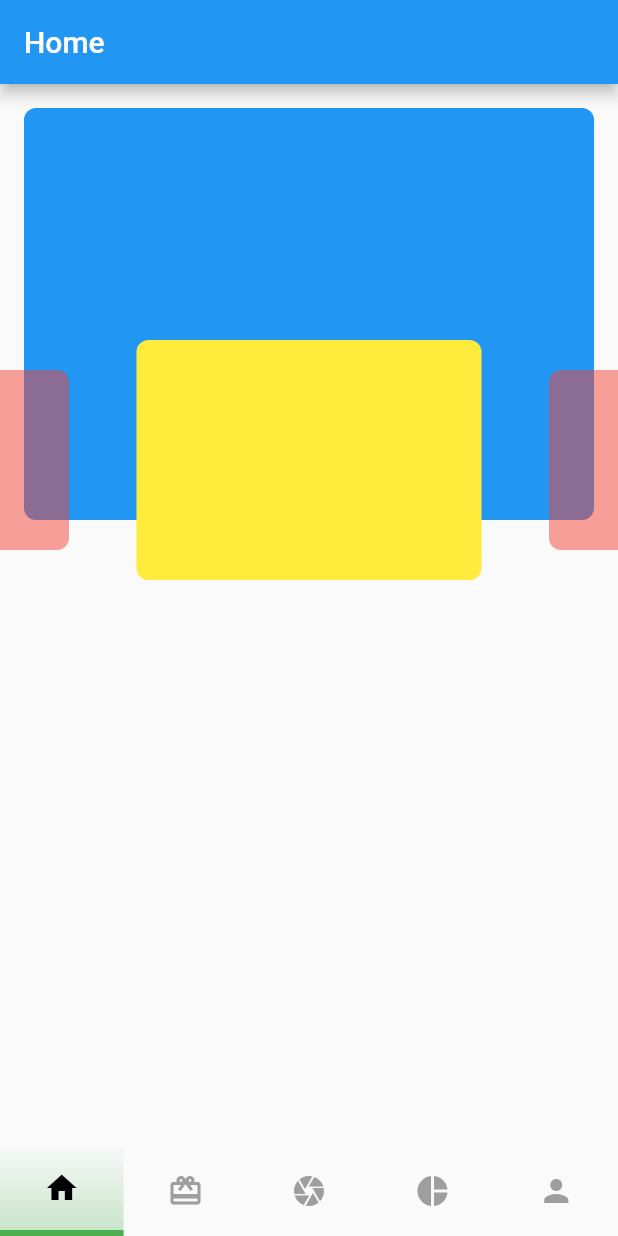
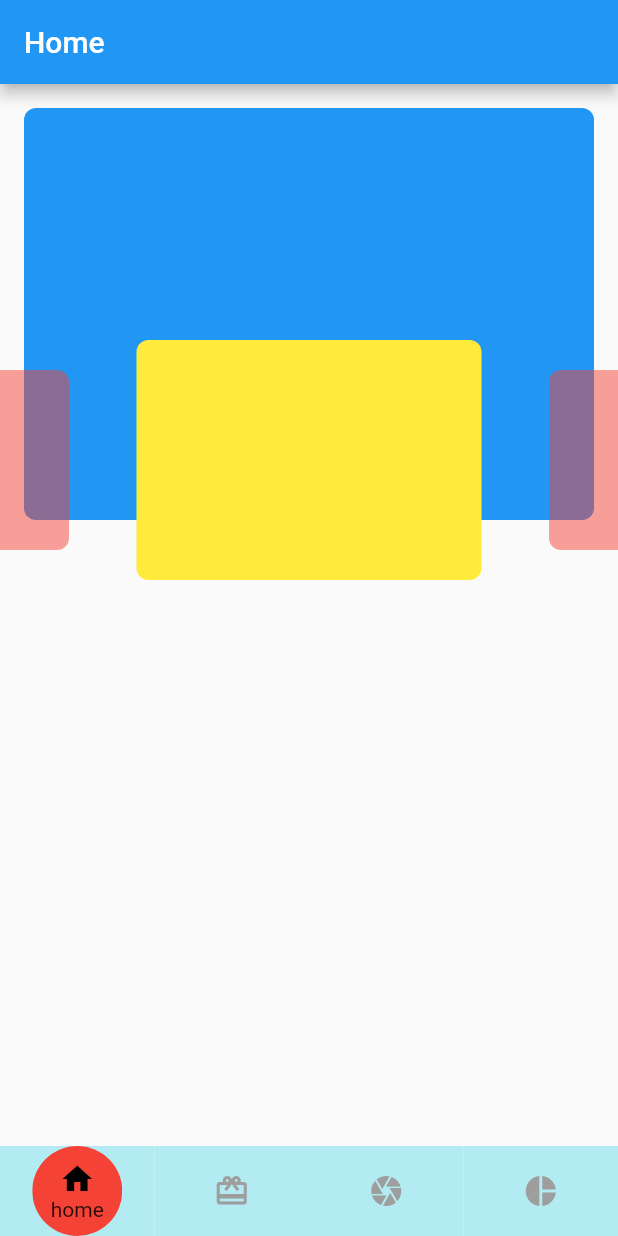
Before and after one commit to mahmudulhasan766/GetX-Profile, a Flutter app: the screen it shows after launch, on a phone screen of 412 x 824 dp. Run offline on Flutter 3.47's test engine with Material 2 defaults, Android fonts, the phone set to English and light mode, and no system bars; our stand-ins replace get, get_storage.

Commit message:
custom bottom bar update

```diff
--- a/lib/src/home_nahid.dart
+++ b/lib/src/home_nahid.dart
@@ -98,7 +98,7 @@ class _NahidVaiState extends State<NahidVai> {
           buildNavBarItem(Icons.card_giftcard, 1),
           buildNavBarItem(Icons.camera, 2),
           buildNavBarItem(Icons.pie_chart, 3),
-          buildNavBarItem(Icons.person, 4),
+
         ],
       ),
     );
@@ -112,69 +112,32 @@ class _NahidVaiState extends State<NahidVai> {
       },
       child: Container(
         height: 60,
-        width: MediaQuery.of(context).size.width / 5,
-        decoration: index == _currentIndex
-            ? BoxDecoration(
-            border: Border(
-              bottom: BorderSide(width: 4, color: Colors.green),
-            ),
-            gradient: LinearGradient(colors: [
-              Colors.green.withOpacity(0.3),
-              Colors.green.withOpacity(0.015),
-            ], begin: Alignment.bottomCenter, end: Alignment.topCenter)
-          // color: index == _selectedItemIndex ? Colors.green : Colors.white,
-        )
-            : BoxDecoration(),
-        child: Icon(
-          icon,
-          color: index == _currentIndex ? Colors.black : Colors.grey,
+        color: Colors.cyan.shade100,
+        width: MediaQuery.of(context).size.width / 4,
+        child:index!=_currentIndex? Icon(icon, color: index == _currentIndex ? Colors.black : Colors.grey,
+        ):Column(
+          mainAxisAlignment: MainAxisAlignment.center,
+          children: [
+            ClipRRect(
+              borderRadius:BorderRadius.circular(30),
+                child: Container(
+                  alignment: Alignment.center,
+                  width: 60,
+                    height: 60,
+                    color: Colors.red,
+                    child: Column(
+                      mainAxisAlignment: MainAxisAlignment.center,
+                      children: [
+                        Icon(icon, color: index == _currentIndex ? Colors.black : Colors.grey,),
+                        Text("home")
+                      ],
+                    ))),
+          ],
         ),
-      ),
+      )
     );
   }
 
 
-  Widget _buildBottomBar(){
-    return CustomAnimatedBottomBar(
-      containerHeight: 70,
-      backgroundColor: Colors.black,
-      selectedIndex: 1,
-      showElevation: true,
-      itemCornerRadius: 24,
-      curve: Curves.easeIn,
-      onItemSelected: (index) => setState(() => _currentIndex = index),
-      items: <BottomNavyBarItem>[
-        BottomNavyBarItem(
-          icon: Icon(Icons.apps),
-          title: Text('Home'),
-          activeColor: Colors.green,
-          //inactiveColor: _inactiveColor,
-          textAlign: TextAlign.center,
-        ),
-        BottomNavyBarItem(
-          icon: Icon(Icons.people),
-          title: Text('Users'),
-          activeColor: Colors.purpleAccent,
-          inactiveColor: Colors.yellow,
-          textAlign: TextAlign.center,
-        ),
-        BottomNavyBarItem(
-          icon: Icon(Icons.message),
-          title: Text(
-            'Messages ',
-          ),
-          activeColor: Colors.pink,
-          inactiveColor: Colors.yellow,
-          textAlign: TextAlign.center,
-        ),
-        BottomNavyBarItem(
-          icon: Icon(Icons.settings),
-          title: Text('Settings'),
-          activeColor: Colors.blue,
-          inactiveColor: Colors.yellow,
-          textAlign: TextAlign.center,
-        ),
-      ],
-    );
-  }
+
 }
```
